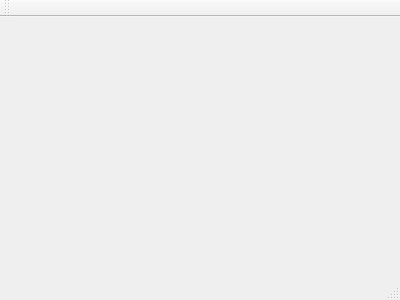
First picture: the form in QtCharacterMaker/mainwindow.ui, repository RicardoBusta/bustamanprojects, before the edit.
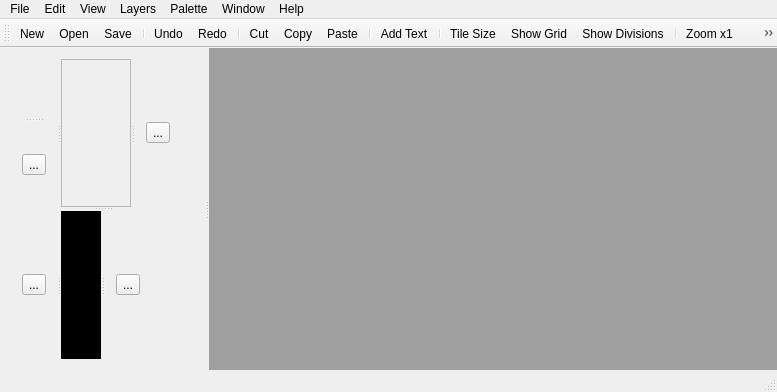
Second picture: the form after the edit. Icons and pictures are not drawn.

The edit to the form file:
```diff
--- a/QtCharacterMaker/mainwindow.ui
+++ b/QtCharacterMaker/mainwindow.ui
@@ -1,24 +1,644 @@
 <ui version="4.0">
  <class>MainWindow</class>
- <widget class="QMainWindow" name="MainWindow" >
-  <property name="geometry" >
+ <widget class="QMainWindow" name="MainWindow">
+  <property name="geometry">
    <rect>
     <x>0</x>
     <y>0</y>
-    <width>400</width>
-    <height>300</height>
+    <width>777</width>
+    <height>392</height>
    </rect>
   </property>
   <property name="windowTitle" >
    <string>MainWindow</string>
   </property>
-  <widget class="QMenuBar" name="menuBar" />
-  <widget class="QToolBar" name="mainToolBar" />
-  <widget class="QWidget" name="centralWidget" />
-  <widget class="QStatusBar" name="statusBar" />
+  <property name="iconSize">
+   <size>
+    <width>16</width>
+    <height>16</height>
+   </size>
+  </property>
+  <widget class="QWidget" name="centralWidget">
+   <layout class="QHBoxLayout" name="horizontalLayout">
+    <property name="spacing">
+     <number>0</number>
+    </property>
+    <property name="margin">
+     <number>0</number>
+    </property>
+    <item>
+     <widget class="QSplitter" name="splitter">
+      <property name="orientation">
+       <enum>Qt::Horizontal</enum>
+      </property>
+      <widget class="QWidget" name="verticalLayoutWidget">
+       <layout class="QVBoxLayout" name="verticalLayout">
+        <item>
+         <widget class="QSplitter" name="splitter_7">
+          <property name="orientation">
+           <enum>Qt::Vertical</enum>
+          </property>
+          <widget class="QSplitter" name="splitter_4">
+           <property name="orientation">
+            <enum>Qt::Horizontal</enum>
+           </property>
+           <widget class="QSplitter" name="splitter_3">
+            <property name="orientation">
+             <enum>Qt::Horizontal</enum>
+            </property>
+            <widget class="QSplitter" name="splitter_2">
+             <property name="orientation">
+              <enum>Qt::Vertical</enum>
+             </property>
+             <widget class="QWidget" name="widget" native="true"/>
+             <widget class="QWidget" name="gridLayoutWidget">
+              <layout class="QGridLayout" name="gridLayout">
+               <item row="0" column="0">
+                <widget class="QToolButton" name="toolButton_2">
+                 <property name="text">
+                  <string>...</string>
+                 </property>
+                </widget>
+               </item>
+              </layout>
+             </widget>
+            </widget>
+            <widget class="QScrollArea" name="scrollArea">
+             <property name="widgetResizable">
+              <bool>true</bool>
+             </property>
+             <widget class="QWidget" name="scrollAreaWidgetContents">
+              <property name="geometry">
+               <rect>
+                <x>0</x>
+                <y>0</y>
+                <width>69</width>
+                <height>210</height>
+               </rect>
+              </property>
+             </widget>
+            </widget>
+           </widget>
+           <widget class="QWidget" name="verticalLayoutWidget_2">
+            <layout class="QVBoxLayout" name="verticalLayout_2">
+             <item>
+              <widget class="QToolButton" name="toolButton">
+               <property name="text">
+                <string>...</string>
+               </property>
+              </widget>
+             </item>
+            </layout>
+           </widget>
+          </widget>
+          <widget class="QSplitter" name="splitter_6">
+           <property name="orientation">
+            <enum>Qt::Horizontal</enum>
+           </property>
+           <widget class="QSplitter" name="splitter_5">
+            <property name="orientation">
+             <enum>Qt::Horizontal</enum>
+            </property>
+            <widget class="QWidget" name="verticalLayoutWidget_3">
+             <layout class="QVBoxLayout" name="verticalLayout_3">
+              <item>
+               <widget class="QToolButton" name="toolButton_4">
+                <property name="text">
+                 <string>...</string>
+                </property>
+               </widget>
+              </item>
+             </layout>
+            </widget>
+            <widget class="QWidget" name="widget_2" native="true">
+             <property name="sizePolicy">
+              <sizepolicy hsizetype="Expanding" vsizetype="Expanding">
+               <horstretch>0</horstretch>
+               <verstretch>0</verstretch>
+              </sizepolicy>
+             </property>
+             <property name="palette">
+              <palette>
+               <active>
+                <colorrole role="Base">
+                 <brush brushstyle="SolidPattern">
+                  <color alpha="255">
+                   <red>255</red>
+                   <green>255</green>
+                   <blue>255</blue>
+                  </color>
+                 </brush>
+                </colorrole>
+                <colorrole role="Window">
+                 <brush brushstyle="SolidPattern">
+                  <color alpha="255">
+                   <red>0</red>
+                   <green>0</green>
+                   <blue>0</blue>
+                  </color>
+                 </brush>
+                </colorrole>
+               </active>
+               <inactive>
+                <colorrole role="Base">
+                 <brush brushstyle="SolidPattern">
+                  <color alpha="255">
+                   <red>255</red>
+                   <green>255</green>
+                   <blue>255</blue>
+                  </color>
+                 </brush>
+                </colorrole>
+                <colorrole role="Window">
+                 <brush brushstyle="SolidPattern">
+                  <color alpha="255">
+                   <red>0</red>
+                   <green>0</green>
+                   <blue>0</blue>
+                  </color>
+                 </brush>
+                </colorrole>
+               </inactive>
+               <disabled>
+                <colorrole role="Base">
+                 <brush brushstyle="SolidPattern">
+                  <color alpha="255">
+                   <red>0</red>
+                   <green>0</green>
+                   <blue>0</blue>
+                  </color>
+                 </brush>
+                </colorrole>
+                <colorrole role="Window">
+                 <brush brushstyle="SolidPattern">
+                  <color alpha="255">
+                   <red>0</red>
+                   <green>0</green>
+                   <blue>0</blue>
+                  </color>
+                 </brush>
+                </colorrole>
+               </disabled>
+              </palette>
+             </property>
+             <property name="autoFillBackground">
+              <bool>true</bool>
+             </property>
+            </widget>
+           </widget>
+           <widget class="QWidget" name="verticalLayoutWidget_4">
+            <layout class="QVBoxLayout" name="verticalLayout_4">
+             <item>
+              <widget class="QToolButton" name="toolButton_3">
+               <property name="text">
+                <string>...</string>
+               </property>
+              </widget>
+             </item>
+            </layout>
+           </widget>
+          </widget>
+         </widget>
+        </item>
+       </layout>
+      </widget>
+      <widget class="QMdiArea" name="mdiArea"/>
+     </widget>
+    </item>
+   </layout>
+  </widget>
+  <widget class="QMenuBar" name="menuBar">
+   <property name="geometry">
+    <rect>
+     <x>0</x>
+     <y>0</y>
+     <width>777</width>
+     <height>21</height>
+    </rect>
+   </property>
+   <widget class="QMenu" name="menuFile">
+    <property name="title">
+     <string>File</string>
+    </property>
+    <addaction name="actionNew"/>
+    <addaction name="actionOpen"/>
+    <addaction name="actionReopen"/>
+    <addaction name="actionSave"/>
+    <addaction name="actionSave_as"/>
+    <addaction name="actionClose"/>
+    <addaction name="separator"/>
+    <addaction name="actionExit"/>
+   </widget>
+   <widget class="QMenu" name="menuEdit">
+    <property name="title">
+     <string>Edit</string>
+    </property>
+    <addaction name="actionUndo"/>
+    <addaction name="actionRedo"/>
+    <addaction name="separator"/>
+    <addaction name="actionCut"/>
+    <addaction name="actionCopy"/>
+    <addaction name="actionPaste"/>
+    <addaction name="actionDelete"/>
+    <addaction name="actionSelect_All"/>
+    <addaction name="separator"/>
+    <addaction name="actionAdd_Text"/>
+    <addaction name="actionCreate_Shadow"/>
+   </widget>
+   <widget class="QMenu" name="menuView">
+    <property name="title">
+     <string>View</string>
+    </property>
+    <addaction name="actionTile_Size"/>
+    <addaction name="actionShow_Grid"/>
+    <addaction name="actionShow_Divisions"/>
+    <addaction name="separator"/>
+    <addaction name="actionZoom_x1"/>
+    <addaction name="actionZoom_x2"/>
+    <addaction name="actionZoom_x4"/>
+    <addaction name="actionZoom_x6"/>
+    <addaction name="actionZoom_x8"/>
+    <addaction name="actionZoom_x12"/>
+    <addaction name="separator"/>
+    <addaction name="actionAnimation"/>
+   </widget>
+   <widget class="QMenu" name="menuPallete">
+    <property name="title">
+     <string>Palette</string>
+    </property>
+    <addaction name="actionTransparency"/>
+    <addaction name="separator"/>
+    <addaction name="actionLoad_Palette"/>
+    <addaction name="actionSave_Palette"/>
+    <addaction name="actionEdit_Palette"/>
+    <addaction name="separator"/>
+    <addaction name="actionClear_Mask"/>
+    <addaction name="actionInvert_Mask"/>
+    <addaction name="actionAuto_Mask"/>
+   </widget>
+   <widget class="QMenu" name="menuWindow">
+    <property name="title">
+     <string>Window</string>
+    </property>
+    <addaction name="actionCascade"/>
+    <addaction name="actionSide_by_Side"/>
+    <addaction name="actionVertical"/>
+    <addaction name="separator"/>
+    <addaction name="actionNormal_Size"/>
+   </widget>
+   <widget class="QMenu" name="menuHelp">
+    <property name="title">
+     <string>Help</string>
+    </property>
+    <addaction name="actionAbout"/>
+   </widget>
+   <widget class="QMenu" name="menuLayers">
+    <property name="title">
+     <string>Layers</string>
+    </property>
+    <addaction name="actionImage_Size"/>
+    <addaction name="actionClear"/>
+    <addaction name="actionClear_All"/>
+   </widget>
+   <addaction name="menuFile"/>
+   <addaction name="menuEdit"/>
+   <addaction name="menuView"/>
+   <addaction name="menuLayers"/>
+   <addaction name="menuPallete"/>
+   <addaction name="menuWindow"/>
+   <addaction name="menuHelp"/>
+  </widget>
+  <widget class="QToolBar" name="mainToolBar">
+   <attribute name="toolBarArea">
+    <enum>TopToolBarArea</enum>
+   </attribute>
+   <attribute name="toolBarBreak">
+    <bool>false</bool>
+   </attribute>
+   <addaction name="actionNew"/>
+   <addaction name="actionOpen"/>
+   <addaction name="actionSave"/>
+   <addaction name="separator"/>
+   <addaction name="actionUndo"/>
+   <addaction name="actionRedo"/>
+   <addaction name="separator"/>
+   <addaction name="actionCut"/>
+   <addaction name="actionCopy"/>
+   <addaction name="actionPaste"/>
+   <addaction name="separator"/>
+   <addaction name="actionAdd_Text"/>
+   <addaction name="separator"/>
+   <addaction name="actionTile_Size"/>
+   <addaction name="actionShow_Grid"/>
+   <addaction name="actionShow_Divisions"/>
+   <addaction name="separator"/>
+   <addaction name="actionZoom_x1"/>
+   <addaction name="actionZoom_x2"/>
+   <addaction name="actionZoom_x4"/>
+   <addaction name="actionZoom_x6"/>
+   <addaction name="actionZoom_x8"/>
+   <addaction name="actionZoom_x12"/>
+   <addaction name="separator"/>
+   <addaction name="actionAnimation"/>
+   <addaction name="separator"/>
+   <addaction name="actionImage_Size"/>
+   <addaction name="separator"/>
+   <addaction name="actionAbout"/>
+  </widget>
+  <widget class="QStatusBar" name="statusBar"/>
+  <action name="actionNew">
+   <property name="icon">
+    <iconset resource="Icons.qrc">
+     <normaloff>:/icons/icons/icon_001.bmp</normaloff>:/icons/icons/icon_001.bmp</iconset>
+   </property>
+   <property name="text">
+    <string>New</string>
+   </property>
+  </action>
+  <action name="actionOpen">
+   <property name="icon">
+    <iconset resource="Icons.qrc">
+     <normaloff>:/icons/icons/icon_002.bmp</normaloff>:/icons/icons/icon_002.bmp</iconset>
+   </property>
+   <property name="text">
+    <string>Open</string>
+   </property>
+  </action>
+  <action name="actionReopen">
+   <property name="text">
+    <string>Reopen</string>
+   </property>
+  </action>
+  <action name="actionSave">
+   <property name="icon">
+    <iconset resource="Icons.qrc">
+     <normaloff>:/icons/icons/icon_003.bmp</normaloff>:/icons/icons/icon_003.bmp</iconset>
+   </property>
+   <property name="text">
+    <string>Save</string>
+   </property>
+  </action>
+  <action name="actionSave_as">
+   <property name="text">
+    <string>Save as</string>
+   </property>
+  </action>
+  <action name="actionClose">
+   <property name="text">
+    <string>Close</string>
+   </property>
+  </action>
+  <action name="actionExit">
+   <property name="text">
+    <string>Exit</string>
+   </property>
+  </action>
+  <action name="actionUndo">
+   <property name="icon">
+    <iconset resource="Icons.qrc">
+     <normaloff>:/icons/icons/icon_004.bmp</normaloff>:/icons/icons/icon_004.bmp</iconset>
+   </property>
+   <property name="text">
+    <string>Undo</string>
+   </property>
+  </action>
+  <action name="actionRedo">
+   <property name="icon">
+    <iconset resource="Icons.qrc">
+     <normaloff>:/icons/icons/icon_005.bmp</normaloff>:/icons/icons/icon_005.bmp</iconset>
+   </property>
+   <property name="text">
+    <string>Redo</string>
+   </property>
+  </action>
+  <action name="actionCut">
+   <property name="icon">
+    <iconset resource="Icons.qrc">
+     <normaloff>:/icons/icons/icon_006.bmp</normaloff>:/icons/icons/icon_006.bmp</iconset>
+   </property>
+   <property name="text">
+    <string>Cut</string>
+   </property>
+  </action>
+  <action name="actionCopy">
+   <property name="icon">
+    <iconset resource="Icons.qrc">
+     <normaloff>:/icons/icons/icon_007.bmp</normaloff>:/icons/icons/icon_007.bmp</iconset>
+   </property>
+   <property name="text">
+    <string>Copy</string>
+   </property>
+  </action>
+  <action name="actionPaste">
+   <property name="icon">
+    <iconset resource="Icons.qrc">
+     <normaloff>:/icons/icons/icon_008.bmp</normaloff>:/icons/icons/icon_008.bmp</iconset>
+   </property>
+   <property name="text">
+    <string>Paste</string>
+   </property>
+  </action>
+  <action name="actionDelete">
+   <property name="text">
+    <string>Delete</string>
+   </property>
+  </action>
+  <action name="actionSelect_All">
+   <property name="text">
+    <string>Select All</string>
+   </property>
+  </action>
+  <action name="actionAdd_Text">
+   <property name="icon">
+    <iconset resource="Icons.qrc">
+     <normaloff>:/icons/icons/icon_009.bmp</normaloff>:/icons/icons/icon_009.bmp</iconset>
+   </property>
+   <property name="text">
+    <string>Add Text</string>
+   </property>
+  </action>
+  <action name="actionCreate_Shadow">
+   <property name="text">
+    <string>Create Shadow</string>
+   </property>
+  </action>
+  <action name="actionTile_Size">
+   <property name="icon">
+    <iconset resource="Icons.qrc">
+     <normaloff>:/icons/icons/icon_010.bmp</normaloff>:/icons/icons/icon_010.bmp</iconset>
+   </property>
+   <property name="text">
+    <string>Tile Size</string>
+   </property>
+  </action>
+  <action name="actionShow_Grid">
+   <property name="icon">
+    <iconset resource="Icons.qrc">
+     <normaloff>:/icons/icons/icon_011.bmp</normaloff>:/icons/icons/icon_011.bmp</iconset>
+   </property>
+   <property name="text">
+    <string>Show Grid</string>
+   </property>
+  </action>
+  <action name="actionShow_Divisions">
+   <property name="icon">
+    <iconset resource="Icons.qrc">
+     <normaloff>:/icons/icons/icon_012.bmp</normaloff>:/icons/icons/icon_012.bmp</iconset>
+   </property>
+   <property name="text">
+    <string>Show Divisions</string>
+   </property>
+  </action>
+  <action name="actionZoom_x1">
+   <property name="icon">
+    <iconset resource="Icons.qrc">
+     <normaloff>:/icons/icons/icon_013.bmp</normaloff>:/icons/icons/icon_013.bmp</iconset>
+   </property>
+   <property name="text">
+    <string>Zoom x1</string>
+   </property>
+  </action>
+  <action name="actionZoom_x2">
+   <property name="icon">
+    <iconset resource="Icons.qrc">
+     <normaloff>:/icons/icons/icon_014.bmp</normaloff>:/icons/icons/icon_014.bmp</iconset>
+   </property>
+   <property name="text">
+    <string>Zoom x2</string>
+   </property>
+  </action>
+  <action name="actionZoom_x4">
+   <property name="icon">
+    <iconset resource="Icons.qrc">
+     <normaloff>:/icons/icons/icon_015.bmp</normaloff>:/icons/icons/icon_015.bmp</iconset>
+   </property>
+   <property name="text">
+    <string>Zoom x4</string>
+   </property>
+  </action>
+  <action name="actionZoom_x6">
+   <property name="icon">
+    <iconset resource="Icons.qrc">
+     <normaloff>:/icons/icons/icon_016.bmp</normaloff>:/icons/icons/icon_016.bmp</iconset>
+   </property>
+   <property name="text">
+    <string>Zoom x6</string>
+   </property>
+  </action>
+  <action name="actionZoom_x8">
+   <property name="icon">
+    <iconset resource="Icons.qrc">
+     <normaloff>:/icons/icons/icon_017.bmp</normaloff>:/icons/icons/icon_017.bmp</iconset>
+   </property>
+   <property name="text">
+    <string>Zoom x8</string>
+   </property>
+  </action>
+  <action name="actionZoom_x12">
+   <property name="icon">
+    <iconset resource="Icons.qrc">
+     <normaloff>:/icons/icons/icon_018.bmp</normaloff>:/icons/icons/icon_018.bmp</iconset>
+   </property>
+   <property name="text">
+    <string>Zoom x12</string>
+   </property>
+  </action>
+  <action name="actionAnimation">
+   <property name="icon">
+    <iconset resource="Icons.qrc">
+     <normaloff>:/icons/icons/icon_019.bmp</normaloff>:/icons/icons/icon_019.bmp</iconset>
+   </property>
+   <property name="text">
+    <string>Animation</string>
+   </property>
+  </action>
+  <action name="actionImage_Size">
+   <property name="icon">
+    <iconset resource="Icons.qrc">
+     <normaloff>:/icons/icons/icon_020.bmp</normaloff>:/icons/icons/icon_020.bmp</iconset>
+   </property>
+   <property name="text">
+    <string>Image Size</string>
+   </property>
+  </action>
+  <action name="actionClear">
+   <property name="text">
+    <string>Clear</string>
+   </property>
+  </action>
+  <action name="actionClear_All">
+   <property name="text">
+    <string>Clear All</string>
+   </property>
+  </action>
+  <action name="actionTransparency">
+   <property name="text">
+    <string>Transparency</string>
+   </property>
+  </action>
+  <action name="actionLoad_Palette">
+   <property name="text">
+    <string>Load Palette</string>
+   </property>
+  </action>
+  <action name="actionSave_Palette">
+   <property name="text">
+    <string>Save Palette</string>
+   </property>
+  </action>
+  <action name="actionEdit_Palette">
+   <property name="text">
+    <string>Edit Palette</string>
+   </property>
+  </action>
+  <action name="actionClear_Mask">
+   <property name="text">
+    <string>Clear Mask</string>
+   </property>
+  </action>
+  <action name="actionInvert_Mask">
+   <property name="text">
+    <string>Invert Mask</string>
+   </property>
+  </action>
+  <action name="actionAuto_Mask">
+   <property name="text">
+    <string>Auto Mask</string>
+   </property>
+  </action>
+  <action name="actionCascade">
+   <property name="text">
+    <string>Cascade</string>
+   </property>
+  </action>
+  <action name="actionSide_by_Side">
+   <property name="text">
+    <string>Side by Side</string>
+   </property>
+  </action>
+  <action name="actionVertical">
+   <property name="text">
+    <string>Vertical</string>
+   </property>
+  </action>
+  <action name="actionNormal_Size">
+   <property name="text">
+    <string>Normal Size</string>
+   </property>
+  </action>
+  <action name="actionAbout">
+   <property name="icon">
+    <iconset resource="Icons.qrc">
+     <normaloff>:/icons/icons/icon_021.bmp</normaloff>:/icons/icons/icon_021.bmp</iconset>
+   </property>
+   <property name="text">
+    <string>About</string>
+   </property>
+  </action>
  </widget>
- <layoutDefault spacing="6" margin="11" />
- <pixmapfunction></pixmapfunction>
- <resources/>
+ <layoutdefault spacing="6" margin="11"/>
+ <resources>
+  <include location="Icons.qrc"/>
+ </resources>
  <connections/>
 </ui>
```
Left out of the diff: 3 changed lines with no effect on the pictures.
